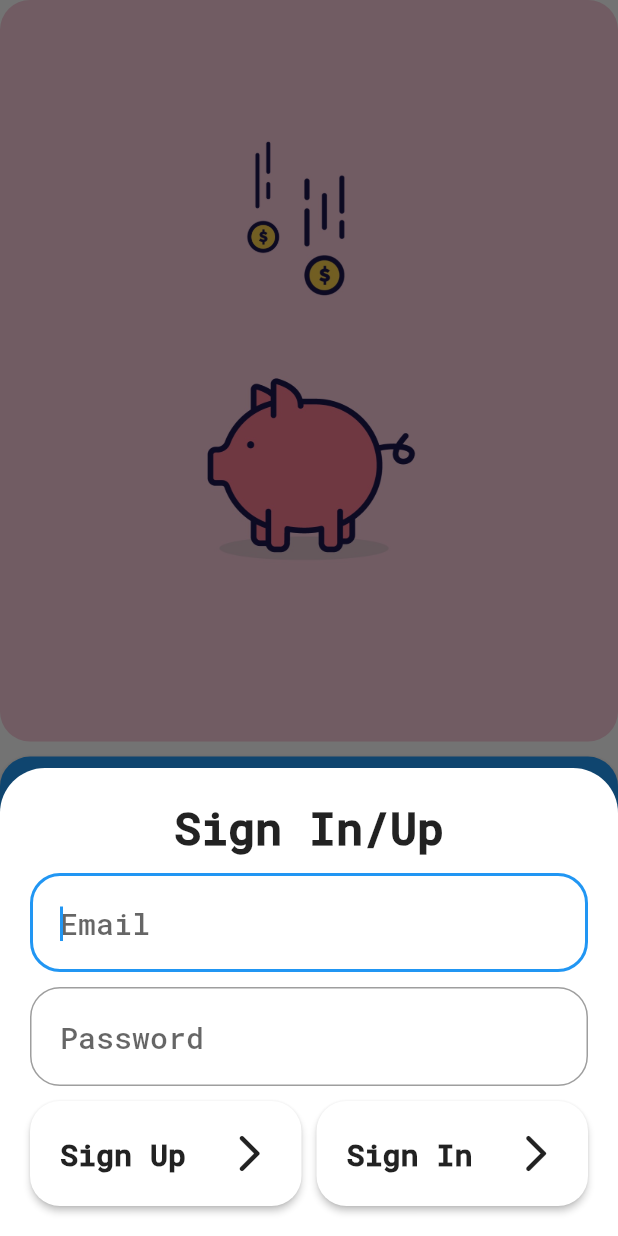
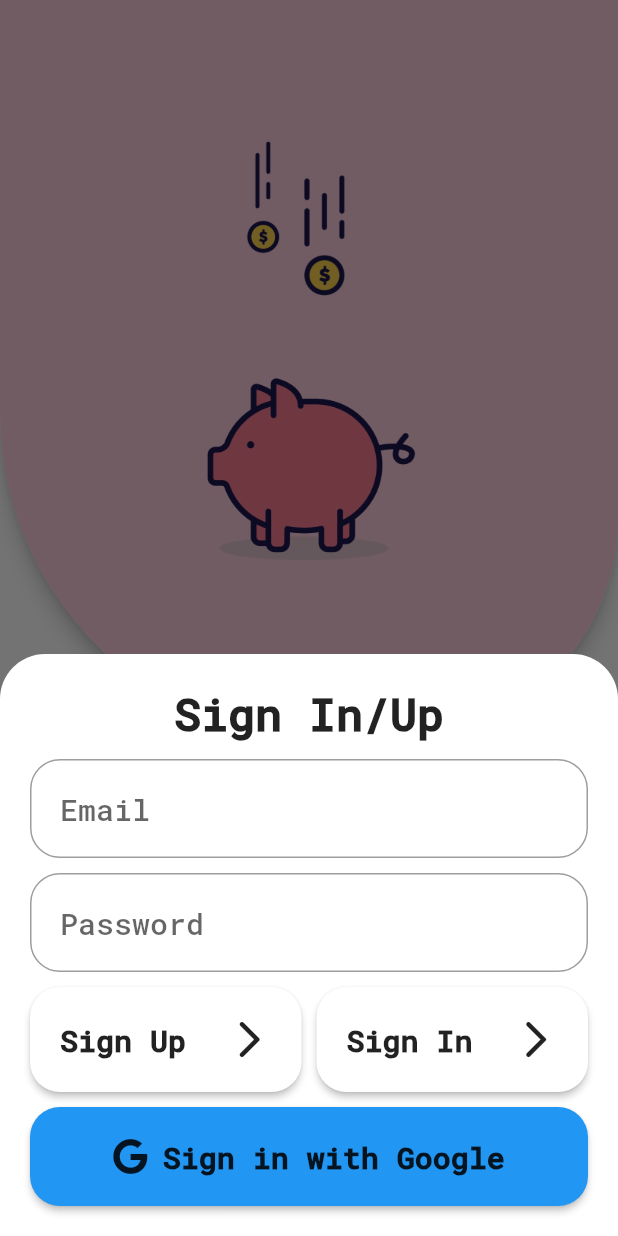
Before and after one commit to MrAugusT22/pocket-science, a Flutter app: the screen it shows after launch, after a tap on "Get Started", on a phone screen of 412 x 824 dp. Run offline on Flutter 3.47's test engine with Material 2 defaults, Android fonts, the phone set to English and light mode, and no system bars; drawn by our look-alikes of modal_progress_hud_nsn; our stand-ins replace bottom_navy_bar, cloud_firestore, firebase_auth, firebase_core, flutter_colorpicker, font_awesome_flutter and 3 more; accounts and stored records are empty.

Commit message:
google sign in

```diff
--- a/lib/main.dart
+++ b/lib/main.dart
@@ -12,7 +12,7 @@ import 'package:firebase_core/firebase_core.dart';
 import 'package:flutter/material.dart';
 import 'package:flutter/services.dart';
 import 'package:provider/provider.dart';
-import 'package:fin_calc/utilities/theme_data.dart';
+import 'package:fin_calc/utilities/user_data.dart';
 import 'utilities/constants.dart';
 
 void main() async {
@@ -31,9 +31,9 @@ void main() async {
 class FinCalc extends StatelessWidget {
   @override
   Widget build(BuildContext context) {
-    return ChangeNotifierProvider<MyThemeData>(
-      create: (context) => MyThemeData(),
-      child: Consumer<MyThemeData>(builder: (context, myThemeData, child) {
+    return ChangeNotifierProvider<UserData>(
+      create: (context) => UserData(),
+      child: Consumer<UserData>(builder: (context, myThemeData, child) {
         return MaterialApp(
           theme: myThemeData.getDarkMode ? kMyDarkTheme : kMyLightTheme,
           initialRoute: WelcomeScreen.id,
--- a/lib/models/blob.dart
+++ b/lib/models/blob.dart
@@ -5,7 +5,11 @@ class Blob extends StatelessWidget {
   final scale;
   final rotation;
 
-  Blob({@required this.color, @required this.rotation, @required this.scale});
+  Blob({
+    @required this.color,
+    @required this.rotation,
+    @required this.scale,
+  });
 
   @override
   Widget build(BuildContext context) {
--- a/lib/screens/cagr.dart
+++ b/lib/screens/cagr.dart
@@ -1,4 +1,4 @@
-import 'package:fin_calc/utilities/theme_data.dart';
+import 'package:fin_calc/utilities/user_data.dart';
 import 'package:flutter/cupertino.dart';
 import 'package:flutter/material.dart';
 import 'package:fin_calc/utilities/calculations.dart';
@@ -67,7 +67,7 @@ class _CagrState extends State<Cagr> {
 
   @override
   Widget build(BuildContext context) {
-    return Consumer<MyThemeData>(builder: (context, myThemeData, child) {
+    return Consumer<UserData>(builder: (context, myThemeData, child) {
       bool _isDarkMode = myThemeData.getDarkMode;
       Color kMyColor = myThemeData.getMyColor;
 
--- a/lib/screens/calculators.dart
+++ b/lib/screens/calculators.dart
@@ -1,7 +1,7 @@
 import 'package:fin_calc/screens/cagr.dart';
 import 'package:fin_calc/screens/emi.dart';
 import 'package:fin_calc/screens/sip.dart';
-import 'package:fin_calc/utilities/theme_data.dart';
+import 'package:fin_calc/utilities/user_data.dart';
 import 'package:flutter/material.dart';
 import 'package:flutter/painting.dart';
 import 'package:flutter/widgets.dart';
@@ -20,7 +20,7 @@ class _CalculatorState extends State<Calculator> {
 
   @override
   Widget build(BuildContext context) {
-    return Consumer<MyThemeData>(
+    return Consumer<UserData>(
       builder: (context, myThemeData, child) {
         Color kMyColor = myThemeData.getMyColor;
 
--- a/lib/screens/emi.dart
+++ b/lib/screens/emi.dart
@@ -1,5 +1,5 @@
 import 'package:fin_calc/utilities/doughnut_chart.dart';
-import 'package:fin_calc/utilities/theme_data.dart';
+import 'package:fin_calc/utilities/user_data.dart';
 import 'package:flutter/material.dart';
 import 'package:fin_calc/utilities/constants.dart';
 import 'package:flutter/rendering.dart';
@@ -58,7 +58,7 @@ class _EmiState extends State<Emi> {
 
   @override
   Widget build(BuildContext context) {
-    return Consumer<MyThemeData>(builder: (context, myThemeData, child) {
+    return Consumer<UserData>(builder: (context, myThemeData, child) {
       bool _isDarkMode = myThemeData.getDarkMode;
       Color kMyColor = myThemeData.getMyColor;
 
--- a/lib/screens/home.dart
+++ b/lib/screens/home.dart
@@ -3,7 +3,7 @@ import 'package:fin_calc/screens/calculators.dart';
 import 'package:fin_calc/screens/dashboard.dart';
 import 'package:fin_calc/screens/expenses.dart';
 import 'package:fin_calc/screens/profile.dart';
-import 'package:fin_calc/utilities/theme_data.dart';
+import 'package:fin_calc/utilities/user_data.dart';
 import 'package:flutter/cupertino.dart';
 import 'package:flutter/material.dart';
 import 'package:flutter/painting.dart';
@@ -53,7 +53,7 @@ class _HomePageState extends State<HomePage> {
 
   @override
   Widget build(BuildContext context) {
-    return Consumer<MyThemeData>(builder: (context, myThemeData, child) {
+    return Consumer<UserData>(builder: (context, myThemeData, child) {
       Color kMyColor = myThemeData.getMyColor;
 
       return Scaffold(
--- a/lib/screens/sip.dart
+++ b/lib/screens/sip.dart
@@ -1,6 +1,6 @@
 import 'package:fin_calc/models/button.dart';
 import 'package:fin_calc/utilities/doughnut_chart.dart';
-import 'package:fin_calc/utilities/theme_data.dart';
+import 'package:fin_calc/utilities/user_data.dart';
 import 'package:flutter/material.dart';
 import 'package:fin_calc/utilities/constants.dart';
 import 'package:flutter/rendering.dart';
@@ -74,7 +74,7 @@ class _SipState extends State<Sip> {
 
   @override
   Widget build(BuildContext context) {
-    return Consumer<MyThemeData>(builder: (context, myThemeData, child) {
+    return Consumer<UserData>(builder: (context, myThemeData, child) {
       bool _isDarkMode = myThemeData.getDarkMode;
       Color kMyColor = myThemeData.getMyColor;
 
--- a/lib/screens/welcome_screen.dart
+++ b/lib/screens/welcome_screen.dart
@@ -1,15 +1,17 @@
+import 'package:fin_calc/models/blob.dart';
 import 'package:fin_calc/models/button.dart';
 import 'package:fin_calc/screens/home.dart';
 import 'package:fin_calc/utilities/constants.dart';
 import 'package:fin_calc/utilities/dialogbox.dart';
 import 'package:fin_calc/utilities/errors.dart';
 import 'package:fin_calc/utilities/investment_card_text.dart';
-import 'package:fin_calc/utilities/theme_data.dart';
+import 'package:fin_calc/utilities/user_data.dart';
 import 'package:firebase_auth/firebase_auth.dart';
 import 'package:flutter/cupertino.dart';
 import 'package:flutter/material.dart';
 import 'package:flutter/services.dart';
 import 'package:flutter/widgets.dart';
+import 'package:font_awesome_flutter/font_awesome_flutter.dart';
 import 'package:modal_progress_hud_nsn/modal_progress_hud_nsn.dart';
 import 'package:provider/provider.dart';
 
@@ -43,6 +45,12 @@ class _WelcomeScreenState extends State<WelcomeScreen> {
   void signUp() async {
     setState(() {
       showSpinner = true;
+      setState(() {
+        showSpinner = true;
+        Center(
+          child: CircularProgressIndicator(),
+        );
+      });
     });
     try {
       final newUser = await _auth.createUserWithEmailAndPassword(
@@ -74,6 +82,9 @@ class _WelcomeScreenState extends State<WelcomeScreen> {
   void signIn() async {
     setState(() {
       showSpinner = true;
+      Center(
+        child: CircularProgressIndicator(),
+      );
     });
     try {
       final user = await _auth.signInWithEmailAndPassword(
@@ -101,7 +112,7 @@ class _WelcomeScreenState extends State<WelcomeScreen> {
 
   @override
   Widget build(BuildContext context) {
-    return Consumer<MyThemeData>(builder: (context, myThemeData, child) {
+    return Consumer<UserData>(builder: (context, myThemeData, child) {
       bool _isDarkMode = myThemeData.getDarkMode;
       Color kMyColor = myThemeData.getMyColor;
       InputDecoration kTextFieldDecoration = myThemeData.getTextFieldDecoration;
@@ -141,7 +152,6 @@ class _WelcomeScreenState extends State<WelcomeScreen> {
                         ),
                         SizedBox(height: 10),
                         TextField(
-                          autofocus: true,
                           style: TextStyle(fontSize: 20),
                           controller: _textEditingController1,
                           keyboardType: TextInputType.emailAddress,
@@ -218,6 +228,35 @@ class _WelcomeScreenState extends State<WelcomeScreen> {
                             ),
                           ],
                         ),
+                        SizedBox(height: 10),
+                        RawMaterialButton(
+                          onPressed: () {
+                            myThemeData.googleLogin();
+                            Navigator.pop(context);
+                          },
+                          shape: RoundedRectangleBorder(
+                              borderRadius: BorderRadius.circular(20)),
+                          fillColor: Colors.transparent,
+                          child: Container(
+                            alignment: Alignment.center,
+                            padding: EdgeInsets.all(20),
+                            decoration: BoxDecoration(
+                              borderRadius: BorderRadius.circular(20),
+                              color: kMyColor,
+                            ),
+                            child: Row(
+                              mainAxisAlignment: MainAxisAlignment.center,
+                              children: [
+                                FaIcon(FontAwesomeIcons.google),
+                                SizedBox(width: 10),
+                                InvestmentCardText(
+                                  text: 'Sign in with Google',
+                                  fontSize: 20.0,
+                                )
+                              ],
+                            ),
+                          ),
+                        ),
                       ],
                     ),
                   ),
@@ -228,19 +267,43 @@ class _WelcomeScreenState extends State<WelcomeScreen> {
         );
       }
 
-      return ModalProgressHUD(
-        inAsyncCall: showSpinner,
-        color: kMyColor,
-        child: Scaffold(
-          body: Column(
+      return Scaffold(
+        body: StreamBuilder(
+          stream: FirebaseAuth.instance.authStateChanges(),
+          builder: (context, snapshot) {
+            if (snapshot.connectionState == ConnectionState.waiting) {
+              return Center(child: CircularProgressIndicator());
+            } else if (snapshot.hasError) {
+              return Center(child: InvestmentCardText(text: 'Error Occured'));
+            } else if (snapshot.hasData) {
+              return HomePage();
+              // Navigator.pushNamed(context, HomePage.id);
+            }
+            return Column(
+              mainAxisAlignment: MainAxisAlignment.spaceBetween,
               children: [
                 Stack(
                   children: [
-                  Container(
+                    Material(
+                      elevation: 5,
+                      borderRadius: BorderRadius.only(
+                        // topLeft: Radius.circular(150),
+                        // topRight: Radius.circular(240),
+                        bottomLeft: Radius.circular(220),
+                        bottomRight: Radius.circular(150),
+                      ),
+                      child: Container(
                         height: 0.6 * MediaQuery.of(context).size.height,
+                        width: 500,
                         decoration: BoxDecoration(
-                      borderRadius: BorderRadius.circular(20),
                           color: Color(0xfff6c8d7),
+                          borderRadius: BorderRadius.only(
+                            // topLeft: Radius.circular(150),
+                            // topRight: Radius.circular(240),
+                            bottomLeft: Radius.circular(220),
+                            bottomRight: Radius.circular(150),
+                          ),
+                        ),
                       ),
                     ),
                     Positioned(
@@ -281,8 +344,9 @@ class _WelcomeScreenState extends State<WelcomeScreen> {
                     ),
                   ],
                 ),
-              SizedBox(height: 10),
-              Button(
+                Padding(
+                  padding: const EdgeInsets.all(10),
+                  child: Button(
                     text: 'Get Started',
                     onPressed: () {
                       HapticFeedback.mediumImpact();
@@ -290,16 +354,10 @@ class _WelcomeScreenState extends State<WelcomeScreen> {
                     },
                     color: Colors.blue,
                   ),
-              Button(
-                text: 'Get Started',
-                onPressed: () {
-                  HapticFeedback.mediumImpact();
-                  getStarted();
-                },
-                color: Color(0xffF6C8D7),
                 ),
               ],
-          ),
+            );
+          },
         ),
       );
     });
--- a/lib/utilities/additional_info_card.dart
+++ b/lib/utilities/additional_info_card.dart
@@ -1,4 +1,4 @@
-import 'package:fin_calc/utilities/theme_data.dart';
+import 'package:fin_calc/utilities/user_data.dart';
 import 'package:flutter/material.dart';
 import 'package:fin_calc/utilities/investment_card_text.dart';
 import 'package:fin_calc/utilities/constants.dart';
@@ -26,7 +26,7 @@ class AdditionalDataCard extends StatelessWidget {
       noTitle = true;
     }
 
-    return Consumer<MyThemeData>(builder: (context, myThemeData, child) {
+    return Consumer<UserData>(builder: (context, myThemeData, child) {
       bool _isDarkMode = myThemeData.getDarkMode;
       return Material(
         elevation: elevation,
--- a/lib/utilities/doughnut_chart.dart
+++ b/lib/utilities/doughnut_chart.dart
@@ -1,5 +1,5 @@
 import 'package:fin_calc/utilities/constants.dart';
-import 'package:fin_calc/utilities/theme_data.dart';
+import 'package:fin_calc/utilities/user_data.dart';
 import 'package:provider/provider.dart';
 import 'package:syncfusion_flutter_charts/charts.dart';
 import 'package:flutter/material.dart';
@@ -25,7 +25,7 @@ class DoughnutChart extends StatelessWidget {
 
   @override
   Widget build(BuildContext context) {
-    return Consumer<MyThemeData>(builder: (context, myThemeData, child) {
+    return Consumer<UserData>(builder: (context, myThemeData, child) {
       bool _isDarkMode = myThemeData.getDarkMode;
       Color kMyColor = myThemeData.getMyColor;
 
--- a/lib/utilities/investment_textfield.dart
+++ b/lib/utilities/investment_textfield.dart
@@ -1,4 +1,4 @@
-import 'package:fin_calc/utilities/theme_data.dart';
+import 'package:fin_calc/utilities/user_data.dart';
 import 'package:flutter/material.dart';
 import 'package:provider/provider.dart';
 
@@ -19,7 +19,7 @@ class InputTextField extends StatelessWidget {
 
   @override
   Widget build(BuildContext context) {
-    return Consumer<MyThemeData>(builder: (context, myThemeData, child) {
+    return Consumer<UserData>(builder: (context, myThemeData, child) {
       bool _isDarkMode = myThemeData.getDarkMode;
       return Expanded(
         child: TextField(
--- a/lib/utilities/my_color_picker.dart
+++ b/lib/utilities/my_color_picker.dart
@@ -1,4 +1,4 @@
-import 'package:fin_calc/utilities/theme_data.dart';
+import 'package:fin_calc/utilities/user_data.dart';
 import 'package:flutter/material.dart';
 import 'package:provider/provider.dart';
 
@@ -9,7 +9,7 @@ class MyColorPicker extends StatelessWidget {
 
   @override
   Widget build(BuildContext context) {
-    return Consumer<MyThemeData>(builder: (context, myThemeData, child) {
+    return Consumer<UserData>(builder: (context, myThemeData, child) {
       return GestureDetector(
         onTap: () {
           myThemeData.updateMyColor(color);
--- a/lib/utilities/transaction_card.dart
+++ b/lib/utilities/transaction_card.dart
@@ -1,6 +1,6 @@
 import 'package:fin_calc/utilities/constants.dart';
 import 'package:fin_calc/utilities/investment_card_text.dart';
-import 'package:fin_calc/utilities/theme_data.dart';
+import 'package:fin_calc/utilities/user_data.dart';
 import 'package:flutter/cupertino.dart';
 import 'package:flutter/material.dart';
 import 'package:provider/provider.dart';
@@ -38,7 +38,7 @@ class _TransactionCardState extends State<TransactionCard> {
 
   @override
   Widget build(BuildContext context) {
-    return Consumer<MyThemeData>(builder: (context, myThemeData, child) {
+    return Consumer<UserData>(builder: (context, myThemeData, child) {
       bool _isDarkMode = myThemeData.getDarkMode;
       return Padding(
         padding: const EdgeInsets.symmetric(horizontal: 5),
--- a/lib/utilities/theme_data.dart
+++ b/lib/utilities/user_data.dart
@@ -1,13 +1,40 @@
 import 'package:fin_calc/utilities/transaction_card.dart';
+import 'package:firebase_auth/firebase_auth.dart';
 import 'package:flutter/material.dart';
+import 'package:google_sign_in/google_sign_in.dart';
 import 'package:intl/intl.dart';
 import 'package:shared_preferences/shared_preferences.dart';
 
-class MyThemeData extends ChangeNotifier {
+class UserData extends ChangeNotifier {
+  GoogleSignIn googleSignIn = GoogleSignIn();
+
+  GoogleSignInAccount? _user;
+
+  GoogleSignInAccount get user => _user!;
+
+  Future googleLogin() async {
+    final googleUser = await googleSignIn.signIn();
+    if (googleUser != null) {
+      _user = googleUser;
+      final googleAuth = await googleUser.authentication;
+      final credential = GoogleAuthProvider.credential(
+        accessToken: googleAuth.accessToken,
+        idToken: googleAuth.idToken,
+      );
+      await FirebaseAuth.instance.signInWithCredential(credential);
+    }
+    notifyListeners();
+  }
+
+  Future googleLogout() async {
+    await googleSignIn.disconnect();
+    FirebaseAuth.instance.signOut();
+  }
+
   late bool _isDarkMode;
   late ThemePreferences _themePreferences;
 
-  MyThemeData() {
+  UserData() {
     _isDarkMode = true;
     _themePreferences = ThemePreferences();
     getPreferences();
@@ -47,8 +74,7 @@ class MyThemeData extends ChangeNotifier {
         borderRadius: BorderRadius.circular(20),
       ),
       focusedBorder: OutlineInputBorder(
-        borderSide: BorderSide(
-            color: kMyColor, width: 2),
+        borderSide: BorderSide(color: kMyColor, width: 2),
         borderRadius: BorderRadius.circular(20),
       ),
     );
--- a/pubspec.yaml
+++ b/pubspec.yaml
@@ -39,6 +39,8 @@ dependencies:
   firebase_auth: ^3.1.1
   cloud_firestore: ^2.5.3
   modal_progress_hud_nsn: ^0.1.0-nullsafety-1
+  google_sign_in: ^5.1.0
+  font_awesome_flutter: ^9.1.0
 
 dev_dependencies:
   flutter_test:
```
Also changed, not shown: lib/screens/dashboard.dart (+0 -17 lines), lib/screens/expenses.dart (+4 -4 lines), lib/screens/profile.dart (+26 -6 lines), lib/utilities/dialogbox.dart (+4 -4 lines), pubspec.lock, 1 other file. Lines whose indentation alone changed are shown as unchanged.
